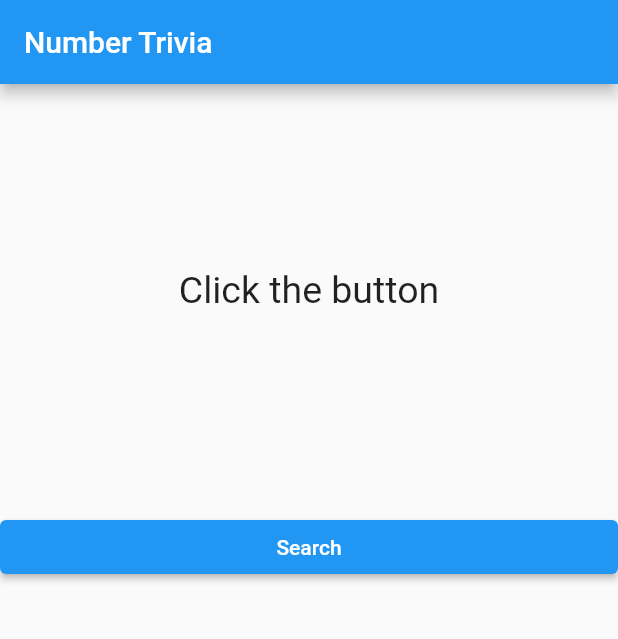
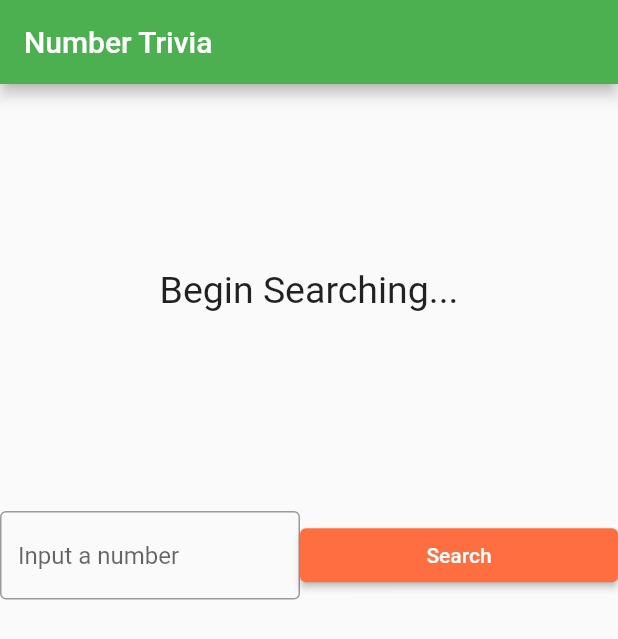
Before and after one commit to CharbelAY/flutter_clean_code_sample, a Flutter app: the screen it shows after launch, on a phone screen of 412 x 824 dp. Shown: the top 639 px of the screen. Run offline on Flutter 3.47's test engine with Material 2 defaults, Android fonts, the phone set to English and light mode, and no system bars; our stand-ins replace equatable, flutter_bloc, fpdart, get_it; generated files the repository leaves out were written again; Roboto replaces fonts that are missing (Georgia, Hind).

Commit message:
added theme manager

```diff
--- a/lib/features/number_trivia/presentation/pages/number_trivia_page.dart
+++ b/lib/features/number_trivia/presentation/pages/number_trivia_page.dart
@@ -26,15 +26,14 @@ class NumberTriviaPage extends StatelessWidget {
             BlocBuilder<NumberTriviaBloc, NumberTriviaState>(
               builder: (context, state) {
                 if (state is Empty) {
-                  return MessageDisplay(message: "Click the button");
+                  return MessageDisplay(message: 'Begin Searching...');
                 } else if (state is Loading) {
                   return LoadingWidget();
                 } else if (state is Loaded) {
                   return TriviaDisplay(numberTrivia: state.numberTrivia);
-                } else if (state is Error)  {
+                } else if (state is Error) {
                   return MessageDisplay(message: state.errorMessage);
-                }
-                else {
+                } else {
                   throw Exception();
                 }
               },
--- a/lib/features/number_trivia/presentation/widgets/trivia_controlls.dart
+++ b/lib/features/number_trivia/presentation/widgets/trivia_controlls.dart
@@ -12,17 +12,39 @@ class TriviaControlls extends StatefulWidget {
 
 class _TriviaControllsState extends State<TriviaControlls> {
   final controller = TextEditingController();
-  String inputString='-1';
+  String inputString='';
   @override
   Widget build(BuildContext context) {
+    final controller = TextEditingController();
+
     return Column(
       children: [
 
         SizedBox(height: 10),
         Row(
           children: [
+          Container(
+            width: 200,
+            child: TextField(
+            controller: controller,
+            keyboardType: TextInputType.numberWithOptions(),
+            onSubmitted: (_) {
+              dispatchConcrete();
+            },
+            decoration: InputDecoration(
+              border: OutlineInputBorder(),
+              hintText: "Input a number",
+            ),
+            onChanged: (value) {
+              inputString = value;
+            },
+                  ),
+          ),
             Expanded(
               child: ElevatedButton(
+                style: ElevatedButton.styleFrom(
+                  primary: Theme.of(context).accentColor
+                ),
                 onPressed: () {
                   dispatchConcrete();
                 },
--- a/lib/main.dart
+++ b/lib/main.dart
@@ -1,4 +1,5 @@
 import 'package:flutter/material.dart';
+import 'package:numbers_facts/themes/theme.dart';
 import 'main_page.dart';
 import 'injection_container.dart' as di;
 import 'package:flutter_localizations/flutter_localizations.dart';
@@ -15,10 +16,7 @@ class NumbersFacts extends StatelessWidget {
   Widget build(BuildContext context) {
     return MaterialApp(
       title: 'Flutter Demo',
-      theme: ThemeData(
-        primarySwatch: Colors.blue,
-        visualDensity: VisualDensity.adaptivePlatformDensity,
-      ),
+      theme: ThemeManager.getThemes(),
       supportedLocales: [
         Locale('en', 'US'),
         Locale('fr', 'FR'),
--- /dev/null
+++ b/lib/themes/theme.dart
@@ -0,0 +1,22 @@
+import 'package:flutter/material.dart';
+
+class ThemeManager {
+  static getThemes() {
+    return ThemeData(
+      primarySwatch: Colors.blue,
+      visualDensity: VisualDensity.adaptivePlatformDensity,
+
+      brightness: Brightness.light,
+      primaryColor: Colors.green,
+      accentColor: Colors.deepOrangeAccent,
+      fontFamily: 'Georgia',
+
+      //text styling
+      textTheme: TextTheme(
+        headline1: TextStyle(fontSize: 72.0, fontWeight: FontWeight.bold),
+        headline6: TextStyle(fontSize: 36.0, fontStyle: FontStyle.italic),
+        bodyText2: TextStyle(fontSize: 14.0, fontFamily: 'Hind'),
+      ),
+    );
+  }
+}
```
